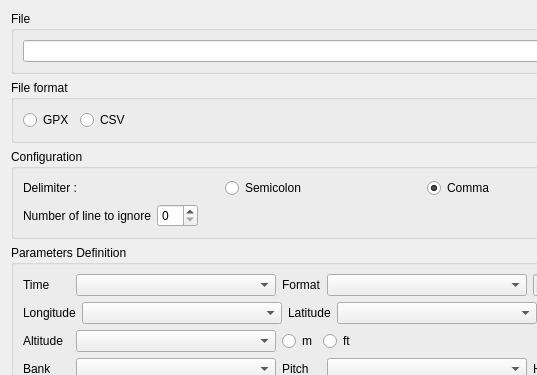
Qt form src/main/ui_models/importWindow.ui (couderbe/Sim_Replay) before a commit; both pictures show x 0 to 537 and y 0 to 375 of the 1051 by 616 pixel window.
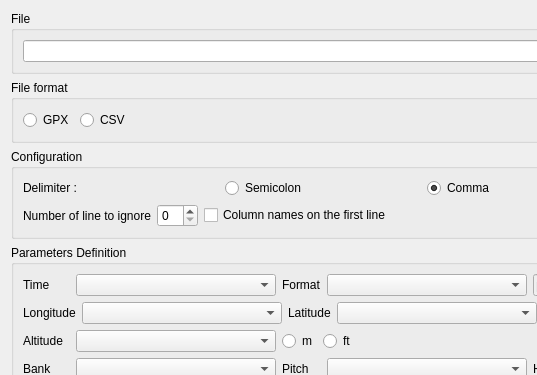
The same form after that commit.

Commit message: Added names on the first line checkbox

Patch:
```diff
--- a/src/main/ui_models/importWindow.ui
+++ b/src/main/ui_models/importWindow.ui
@@ -155,6 +155,13 @@
         <item>
          <widget class="QSpinBox" name="ligneIgnoreSpinBox"/>
         </item>
+        <item>
+         <widget class="QCheckBox" name="columnFirstLineCheckBox">
+          <property name="text">
+           <string>Column names on the first line</string>
+          </property>
+         </widget>
+        </item>
         <item>
          <spacer name="horizontalSpacer_2">
           <property name="orientation">
```
The commit also changes 2 other files.
